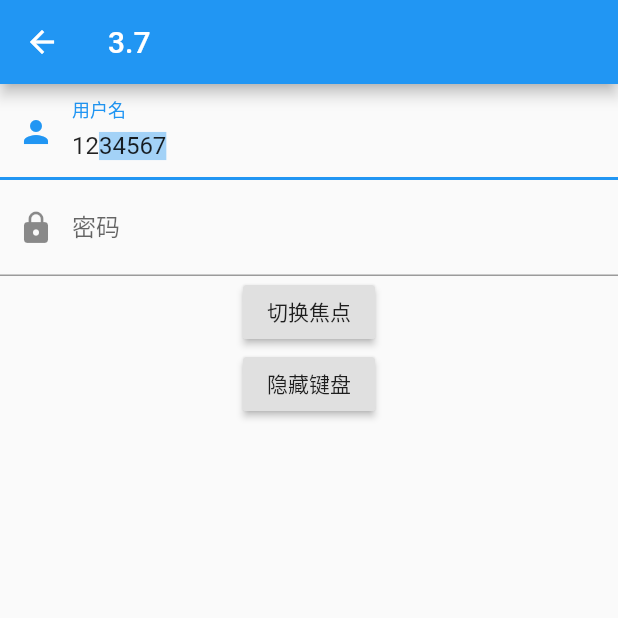
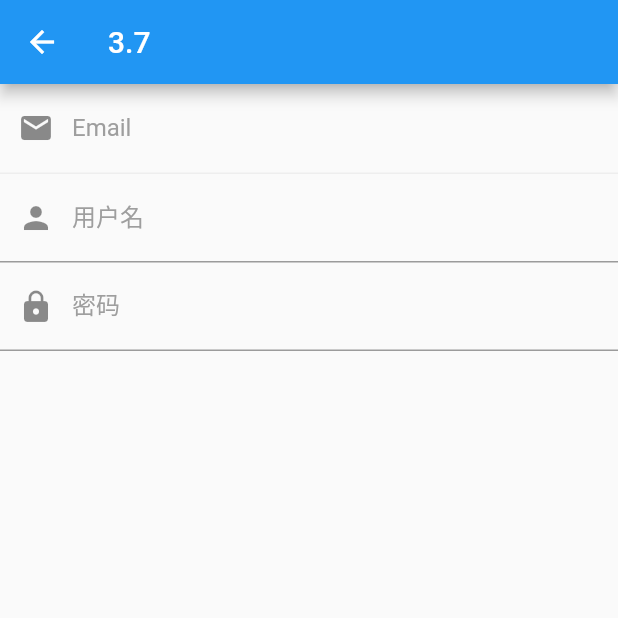
Before and after one commit to zhangrunhao/first_flutter_app, a Flutter app: the screen it shows after launch, after a tap on "跳转", on a phone screen of 412 x 824 dp, the top half of it. Run offline on Flutter 3.47's test engine with Material 2 defaults, Android fonts, the phone set to English and light mode, and no system bars.

```diff
--- a/lib/3/3.7.dart
+++ b/lib/3/3.7.dart
@@ -10,7 +10,58 @@ class TextFieldAndFormRoute extends StatelessWidget{
 }
 
 class TextFieldAndForm extends StatefulWidget {
- _TextFieldAndFormState createState () => _TextFieldAndFormState();
+ _TextFieldCustomStyleState createState () => _TextFieldCustomStyleState();
+}
+
+class _TextFieldCustomStyleState extends State {
+  Widget build(BuildContext context) {
+    return Theme(
+      data: Theme.of(context).copyWith(
+        hintColor: Colors.grey[200],
+        inputDecorationTheme: InputDecorationTheme(
+          labelStyle: TextStyle(color: Colors.grey), // 定义label字体样式
+          hintStyle: TextStyle(color: Colors.red, fontSize: 12) // 定义提示文本样式
+        )
+      ),
+      child: Column(
+        children: <Widget>[
+          // 优先通过decoration进行定义
+          // 其次可以通过Them进行修改, 或者通过嵌套Widget
+          Container(
+            child: TextField(
+              keyboardType: TextInputType.emailAddress,
+              decoration: InputDecoration(
+                labelText: "Email",
+                hintText: "电子邮件地址",
+                prefixIcon: Icon(Icons.email),
+                border: InputBorder.none
+              ),
+            ),
+            decoration: BoxDecoration(
+              border: Border(
+                bottom: BorderSide(color: Colors.grey[200], width: 1.0)
+              )
+            ),
+          ),
+          TextField(
+            decoration: InputDecoration(
+              labelText: "用户名",
+              hintText: "用户名或邮箱",
+              prefixIcon: Icon(Icons.person)
+            ),
+          ),
+          TextField(
+            decoration: InputDecoration(
+              labelText: "密码",
+              hintText: "您的登录密码",
+              prefixIcon: Icon(Icons.lock)
+            ),
+            obscureText: true,
+          )
+        ],
+      ),
+    );
+  }
 }
 
 class _TextFieldAndFormState extends State{
```
